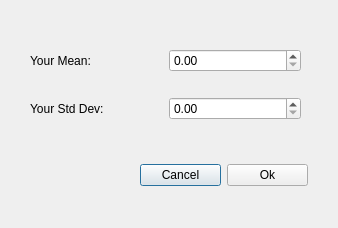
Qt form source/normaldialog.ui (ObadaJabassini/parallel-matrix-vector-multiplication) before a commit.
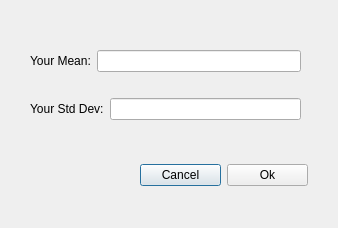
The same form after that commit.

The edit to the form file:
```diff
--- a/source/normaldialog.ui
+++ b/source/normaldialog.ui
@@ -13,7 +13,7 @@
         <property name="windowTitle">
             <string>Dialog</string>
         </property>
-        <widget class="QWidget" name="">
+        <widget class="QWidget" name="layoutWidget">
             <property name="geometry">
                 <rect>
                     <x>30</x>
@@ -33,7 +33,7 @@
                             </widget>
                         </item>
                         <item>
-                            <widget class="QDoubleSpinBox" name="meanBox"/>
+                            <widget class="QLineEdit" name="meanBox"/>
                         </item>
                     </layout>
                 </item>
@@ -47,13 +47,13 @@
                             </widget>
                         </item>
                         <item>
-                            <widget class="QDoubleSpinBox" name="devBox"/>
+                            <widget class="QLineEdit" name="devBox"/>
                         </item>
                     </layout>
                 </item>
             </layout>
         </widget>
-        <widget class="QWidget" name="">
+        <widget class="QWidget" name="layoutWidget">
             <property name="geometry">
                 <rect>
                     <x>140</x>
```
